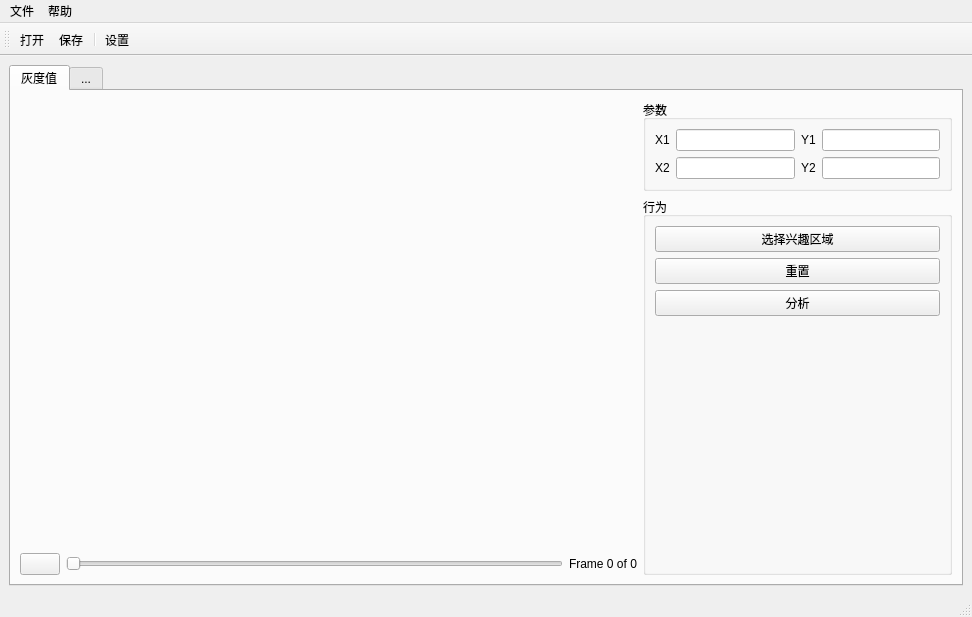
llllTnTlll/videoProcesserGUI, file res/ui/mainWindow.ui: the form before one commit.
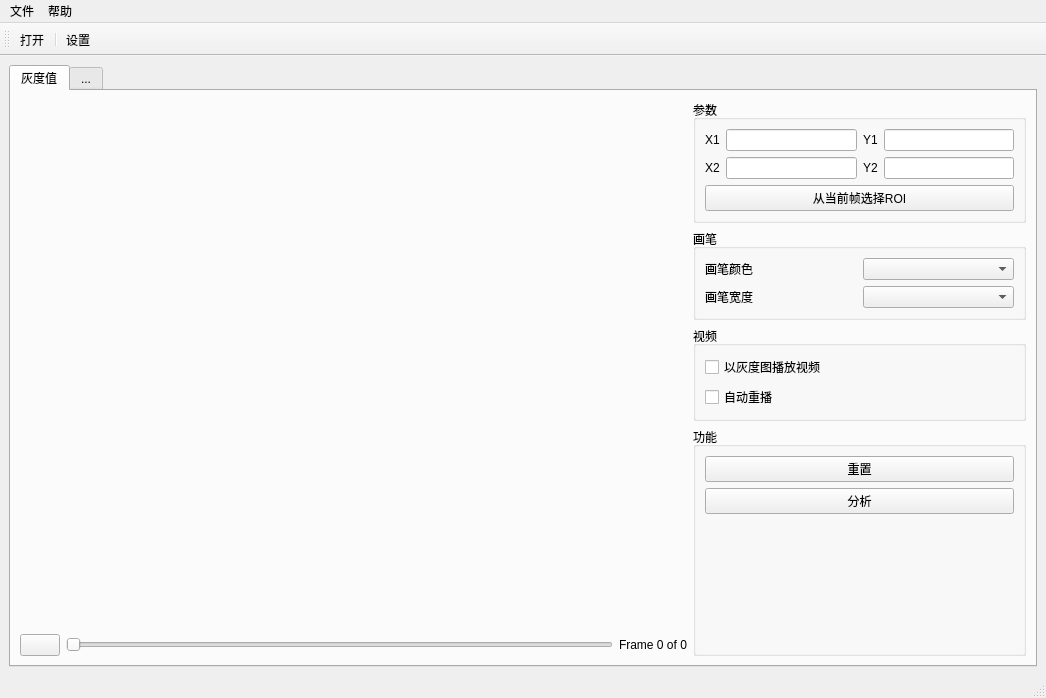
The form after the commit. Icons and pictures are not drawn.

Commit message: basic build

The edit to the form file:
```diff
--- a/res/ui/mainWindow.ui
+++ b/res/ui/mainWindow.ui
@@ -6,8 +6,8 @@
    <rect>
     <x>0</x>
     <y>0</y>
-    <width>972</width>
-    <height>617</height>
+    <width>1046</width>
+    <height>698</height>
    </rect>
   </property>
   <property name="sizePolicy">
@@ -88,7 +88,7 @@
            </layout>
           </item>
           <item>
-           <layout class="QVBoxLayout" name="verticalLayout_5" stretch="0,2">
+           <layout class="QVBoxLayout" name="verticalLayout_5" stretch="0,0,0,2">
             <item>
              <widget class="QGroupBox" name="parameters_groupBox">
               <property name="enabled">
@@ -170,6 +170,79 @@
                   </widget>
                  </item>
                 </layout>
+               </item>
+               <item>
+                <widget class="QPushButton" name="pushButton">
+                 <property name="text">
+                  <string>从当前帧选择ROI</string>
+                 </property>
+                </widget>
+               </item>
+              </layout>
+             </widget>
+            </item>
+            <item>
+             <widget class="QGroupBox" name="groupBox">
+              <property name="font">
+               <font>
+                <family>Microsoft YaHei UI</family>
+               </font>
+              </property>
+              <property name="title">
+               <string>画笔</string>
+              </property>
+              <layout class="QVBoxLayout" name="verticalLayout_7">
+               <item>
+                <layout class="QGridLayout" name="gridLayout">
+                 <item row="0" column="0">
+                  <widget class="QLabel" name="label_5">
+                   <property name="text">
+                    <string>画笔颜色</string>
+                   </property>
+                  </widget>
+                 </item>
+                 <item row="0" column="1">
+                  <widget class="QComboBox" name="comboBox"/>
+                 </item>
+                 <item row="1" column="0">
+                  <widget class="QLabel" name="label_6">
+                   <property name="text">
+                    <string>画笔宽度</string>
+                   </property>
+                  </widget>
+                 </item>
+                 <item row="1" column="1">
+                  <widget class="QComboBox" name="comboBox_2"/>
+                 </item>
+                </layout>
+               </item>
+              </layout>
+             </widget>
+            </item>
+            <item>
+             <widget class="QGroupBox" name="groupBox_2">
+              <property name="font">
+               <font>
+                <family>Microsoft YaHei UI</family>
+               </font>
+              </property>
+              <property name="title">
+               <string>视频</string>
+              </property>
+              <layout class="QVBoxLayout" name="verticalLayout_8">
+               <item>
+                <widget class="QCheckBox" name="ingray_checkBox">
+                 <property name="text">
+                  <string>以灰度图播放视频</string>
+                 </property>
+                </widget>
+               </item>
+               <item>
+                <widget class="QCheckBox" name="rply_checkbox">
+                 <property name="text">
+                  <string>自动重播</string>
+                 </property>
+                </widget>
                </item>
               </layout>
              </widget>
@@ -185,16 +258,9 @@
                </font>
               </property>
               <property name="title">
-               <string>行为</string>
+               <string>功能</string>
               </property>
               <layout class="QVBoxLayout" name="verticalLayout_6">
-               <item>
-                <widget class="QPushButton" name="pushButton">
-                 <property name="text">
-                  <string>选择兴趣区域</string>
-                 </property>
-                </widget>
-               </item>
                <item>
                 <widget class="QPushButton" name="pushButton_2">
                  <property name="text">
@@ -245,7 +311,7 @@
     <rect>
      <x>0</x>
      <y>0</y>
-     <width>972</width>
+     <width>1046</width>
      <height>26</height>
     </rect>
    </property>
@@ -286,7 +352,6 @@
     <bool>false</bool>
    </attribute>
    <addaction name="openAct"/>
-   <addaction name="saveAct"/>
    <addaction name="separator"/>
    <addaction name="settingAct"/>
   </widget>
@@ -299,15 +364,6 @@
     <string>打开</string>
    </property>
   </action>
-  <action name="saveAct">
-   <property name="icon">
-    <iconset>
-     <normaloff>../icon/save.png</normaloff>../icon/save.png</iconset>
-   </property>
-   <property name="text">
-    <string>保存</string>
-   </property>
-  </action>
   <action name="settingAct">
    <property name="icon">
     <iconset>
```
Left out of the diff: 45 changed lines with no effect on the pictures. The commit also changes 1 other file.
